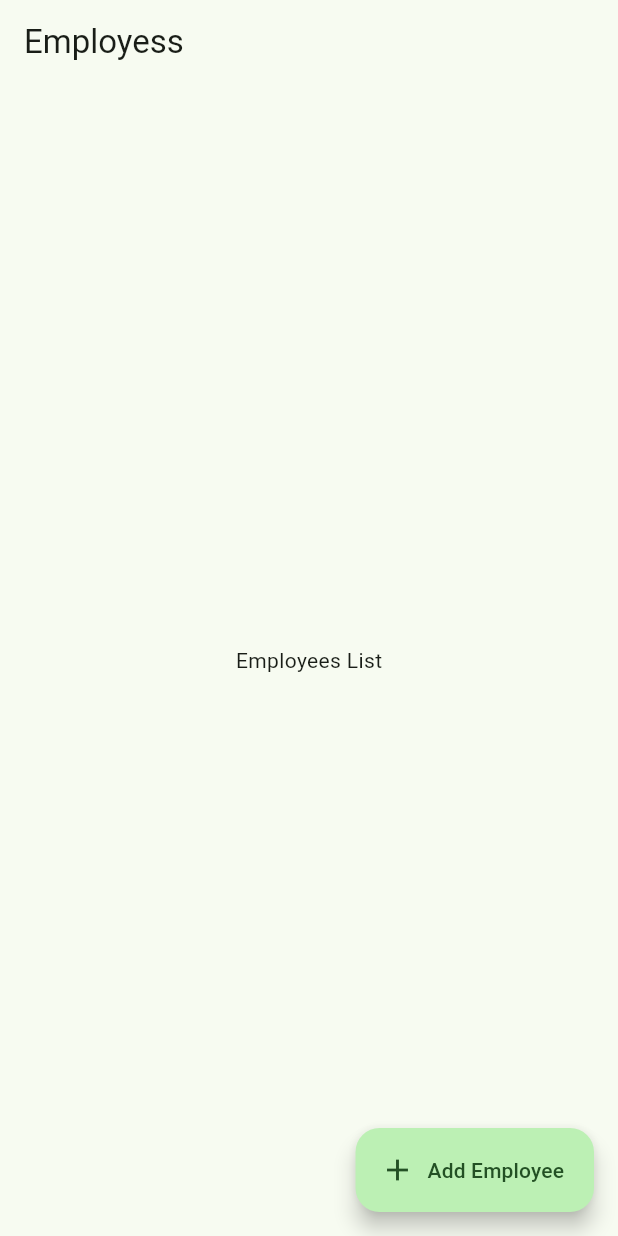
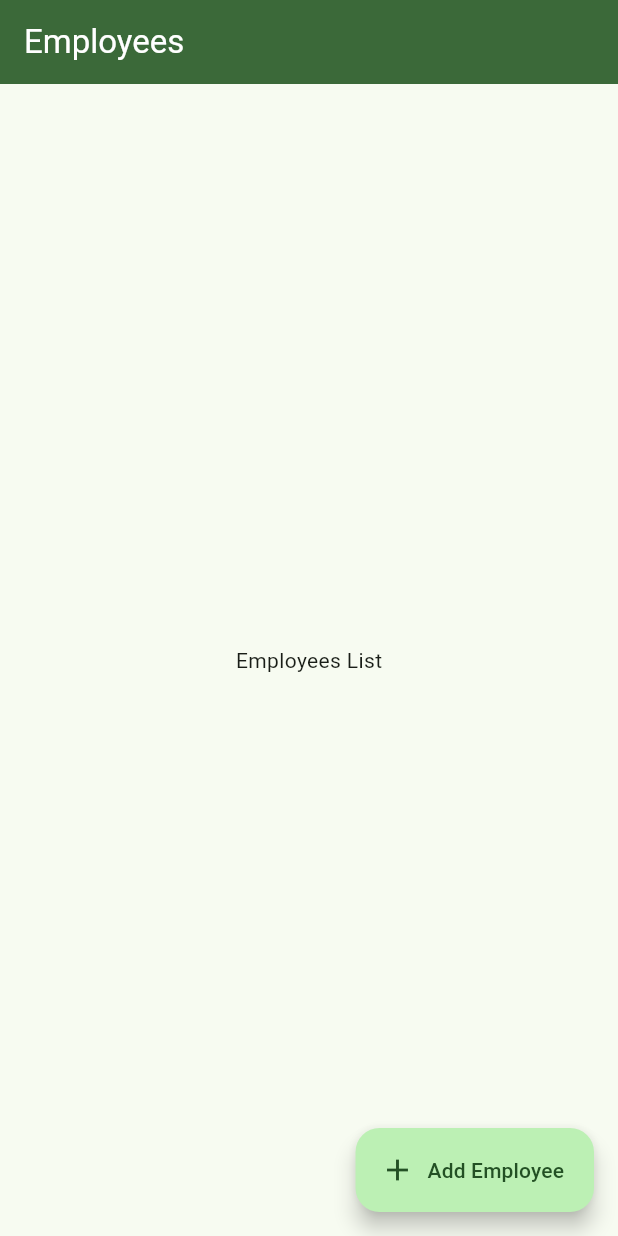
Before and after one commit to phawadshah2/employee_book, a Flutter app: the screen it shows after launch, on a phone screen of 412 x 824 dp. Run offline on Flutter 3.47's test engine with Material 3 defaults, Android fonts, the phone set to English and light mode, and no system bars; our stand-ins replace go_router.

Commit message:
chore(app): theme modified

```diff
--- a/lib/core/theme/app_theme.dart
+++ b/lib/core/theme/app_theme.dart
@@ -6,11 +6,16 @@ abstract final class AppTheme {
   static final ThemeData dark = _build(Brightness.dark);
 
   static ThemeData _build(Brightness brightness) {
+    final colors = ColorScheme.fromSeed(
+      seedColor: _seedColor,
+      brightness: brightness,
+    );
     return ThemeData(
       brightness: brightness,
-      colorScheme: ColorScheme.fromSeed(
-        seedColor: _seedColor,
-        brightness: brightness,
+      colorScheme: colors,
+      appBarTheme: AppBarTheme(
+        backgroundColor: colors.primary,
+        foregroundColor: colors.onPrimary,
       ),
     );
   }
--- a/lib/features/employee/presentation/add_employee_page.dart
+++ b/lib/features/employee/presentation/add_employee_page.dart
@@ -8,11 +8,9 @@ class AddEmployeePage extends StatelessWidget {
   Widget build(BuildContext context) {
     return Scaffold(
       appBar: AppBar(
-        automaticallyImplyLeading: false,
+        title: const Text('Add Employee'),
         leading: IconButton(
-          onPressed: () {
-            context.pop();
-          },
+          onPressed: () => context.pop(),
           icon: const Icon(Icons.arrow_back_ios_new),
         ),
       ),
--- a/lib/features/employee/presentation/employee_list_page.dart
+++ b/lib/features/employee/presentation/employee_list_page.dart
@@ -9,7 +9,7 @@ class EmployeeListPage extends StatelessWidget {
     return Scaffold(
       appBar: AppBar(
         automaticallyImplyLeading: false,
-        title: const Text('Employess'),
+        title: const Text('Employees'),
       ),
       floatingActionButton: FloatingActionButton.extended(
         onPressed: () async {
```
